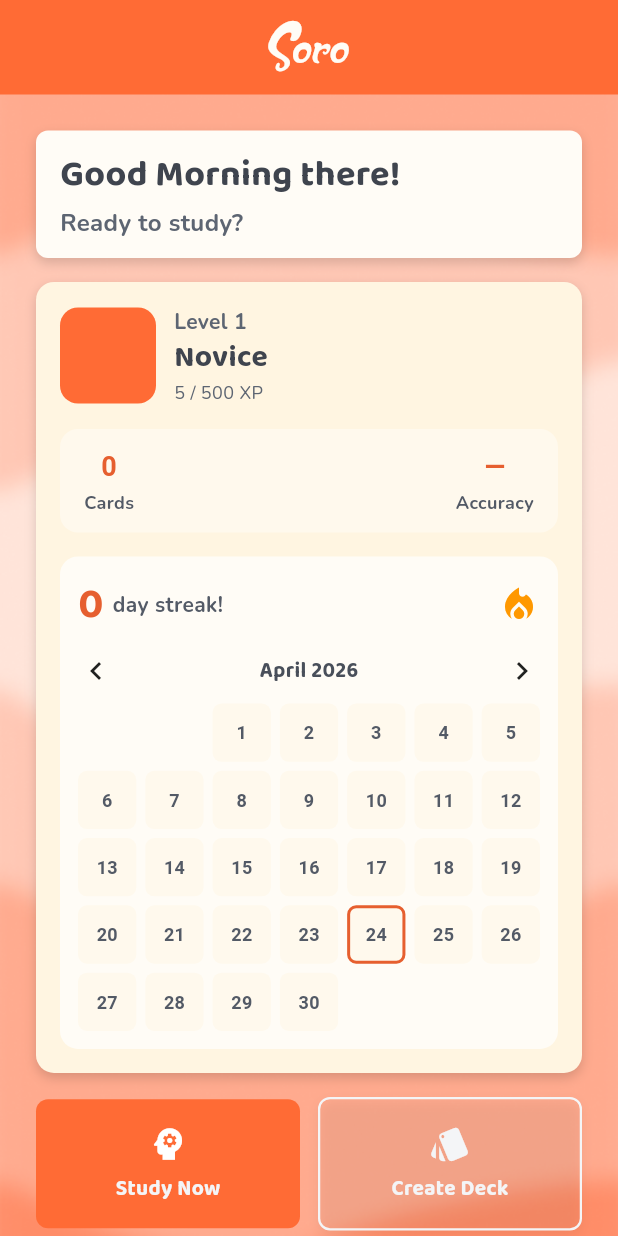
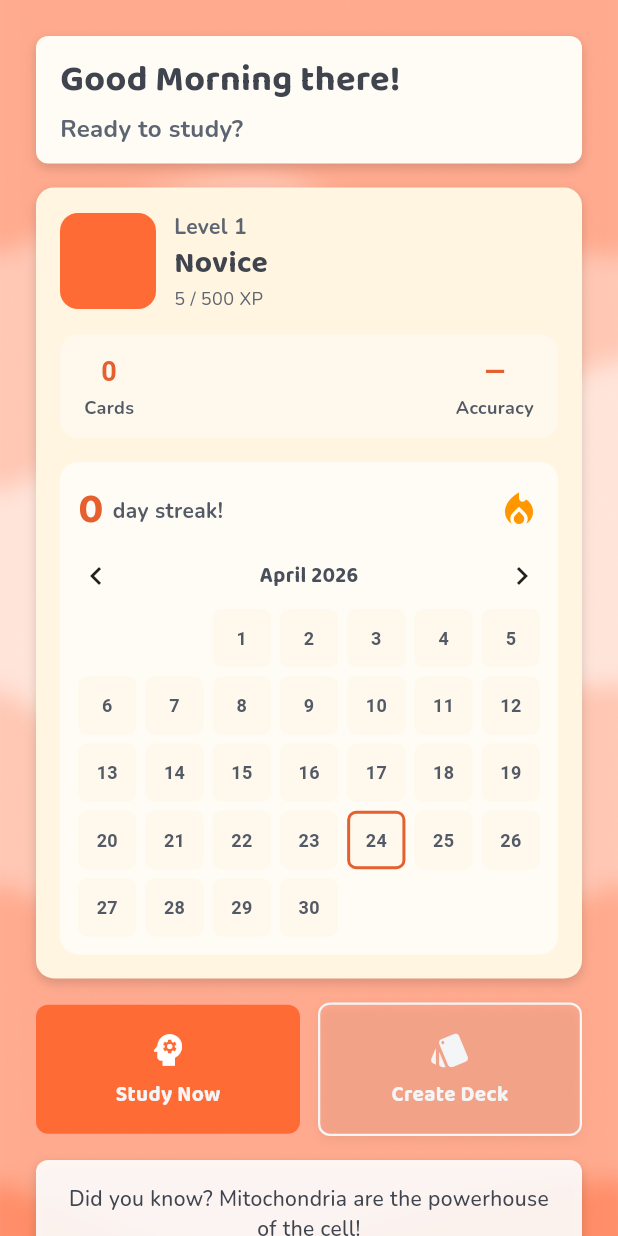
Before and after one commit to dreyyan/soro, a Flutter app: the HomePage screen opened directly, on a phone screen of 412 x 824 dp. Run offline on Flutter 3.47's test engine with Material 3 defaults, Android fonts, the phone set to English and light mode, and no system bars; our stand-ins replace shared_preferences; accounts and stored records are empty.

Commit message:
chore: remove soro header to make the study now and create deck cards

```diff
--- a/lib/screens/home_page.dart
+++ b/lib/screens/home_page.dart
@@ -123,26 +123,6 @@ class _HomePageState extends State<HomePage> {
             crossAxisAlignment: CrossAxisAlignment.start,
             children: [
               // [BAR] Top with Title
-              Container(
-                width: double.infinity,
-                alignment: Alignment.center,
-                decoration: const BoxDecoration(
-                  color: AppColors.primary_500,
-                ),
-                child: Row(
-                  mainAxisAlignment: MainAxisAlignment.center,
-                  children: const [
-                    Text(
-                      "Soro",
-                      style: TextStyle(
-                        color: AppColors.secondary_50,
-                        fontFamily: "TheFoxTail",
-                        fontSize: 44,
-                      ),
-                    ),
-                  ],
-                ),
-              ),
 
               const SizedBox(height: 24),
 
```
